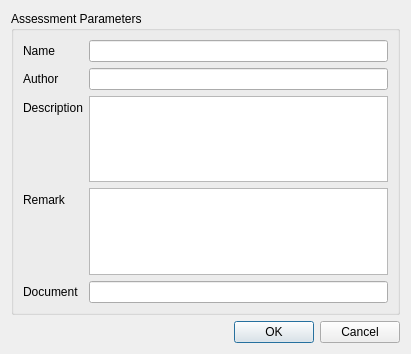
First picture: the form in core/dialogassessment.ui, repository ipsusila/radenv, before the edit.
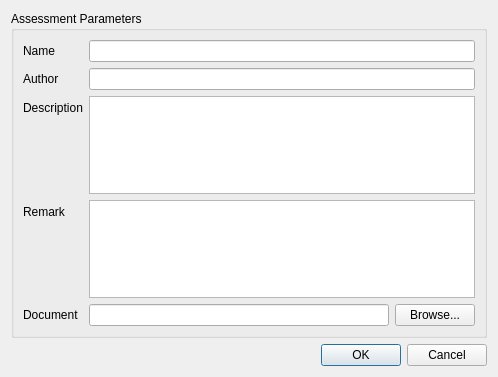
Second picture: the form after the edit.

```diff
--- a/core/dialogassessment.ui
+++ b/core/dialogassessment.ui
@@ -6,8 +6,8 @@
    <rect>
     <x>0</x>
     <y>0</y>
-    <width>411</width>
-    <height>354</height>
+    <width>498</width>
+    <height>377</height>
    </rect>
   </property>
   <property name="windowTitle">
@@ -70,7 +70,18 @@
          <widget class="QPlainTextEdit" name="inpRemark"/>
         </item>
         <item row="4" column="1">
-         <widget class="QLineEdit" name="inpDocument"/>
+         <layout class="QHBoxLayout" name="horizontalLayout">
+          <item>
+           <widget class="QLineEdit" name="inpDocumentName"/>
+          </item>
+          <item>
+           <widget class="QPushButton" name="btnBrowse">
+            <property name="text">
+             <string>Browse...</string>
+            </property>
+           </widget>
+          </item>
+         </layout>
         </item>
        </layout>
       </item>
```
Left out of the diff: 16 changed lines with no effect on the pictures.
